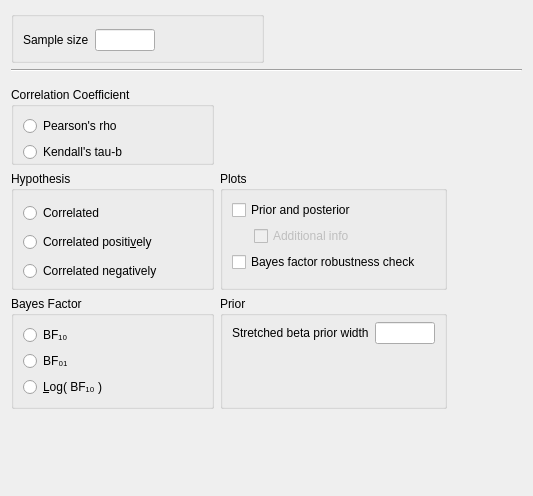
First picture: the form in JASP-Desktop/analysisforms/SummaryStatistics/summarystatscorrelationbayesianpairsform.ui, repository jasp-stats/jasp-desktop, before the edit.
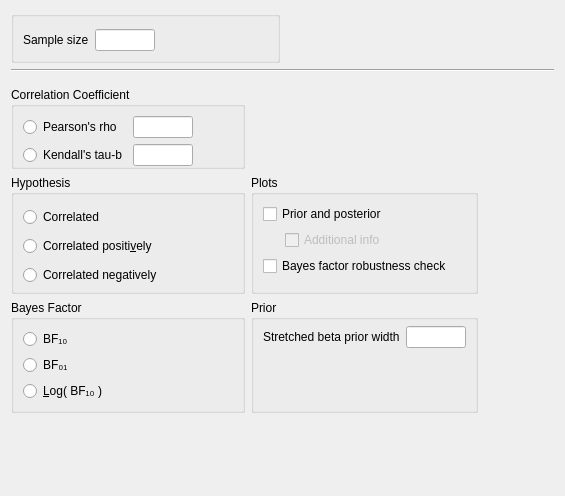
Second picture: the form after the edit. Custom widgets are drawn as their Qt base class.

Diff of the .ui file:
```diff
--- a/JASP-Desktop/analysisforms/SummaryStatistics/summarystatscorrelationbayesianpairsform.ui
+++ b/JASP-Desktop/analysisforms/SummaryStatistics/summarystatscorrelationbayesianpairsform.ui
@@ -6,7 +6,7 @@
    <rect>
     <x>0</x>
     <y>0</y>
-    <width>533</width>
+    <width>565</width>
     <height>496</height>
    </rect>
   </property>
@@ -115,7 +115,71 @@
       <property name="bottomMargin">
        <number>0</number>
       </property>
-      <item row="4" column="0">
+      <item row="1" column="1">
+       <widget class="BoundGroupBox" name="plotsGroup">
+        <property name="title">
+         <string>Plots</string>
+        </property>
+        <layout class="QGridLayout" name="gridLayout_4">
+         <item row="0" column="0" colspan="3">
+          <widget class="BoundCheckBox" name="plotPriorAndPosterior">
+           <property name="enabled">
+            <bool>true</bool>
+           </property>
+           <property name="sizePolicy">
+            <sizepolicy hsizetype="Fixed" vsizetype="Fixed">
+             <horstretch>0</horstretch>
+             <verstretch>0</verstretch>
+            </sizepolicy>
+           </property>
+           <property name="text">
+            <string>Prior and posterior</string>
+           </property>
+          </widget>
+         </item>
+         <item row="2" column="1" colspan="3">
+          <widget class="BoundCheckBox" name="plotPriorAndPosteriorAdditionalInfo">
+           <property name="enabled">
+            <bool>false</bool>
+           </property>
+           <property name="sizePolicy">
+            <sizepolicy hsizetype="Fixed" vsizetype="Fixed">
+             <horstretch>0</horstretch>
+             <verstretch>0</verstretch>
+            </sizepolicy>
+           </property>
+           <property name="text">
+            <string>Additional info</string>
+           </property>
+          </widget>
+         </item>
+         <item row="3" column="0" colspan="3">
+          <widget class="BoundCheckBox" name="plotBayesFactorRobustness">
+           <property name="sizePolicy">
+            <sizepolicy hsizetype="Fixed" vsizetype="Fixed">
+             <horstretch>0</horstretch>
+             <verstretch>0</verstretch>
+            </sizepolicy>
+           </property>
+           <property name="text">
+            <string>Bayes factor robustness check</string>
+           </property>
+          </widget>
+         </item>
+         <item row="4" column="0">
+          <widget class="QWidget" name="widget_4" native="true">
+           <property name="maximumSize">
+            <size>
+             <width>16</width>
+             <height>16777215</height>
+            </size>
+           </property>
+          </widget>
+         </item>
+        </layout>
+       </widget>
+      </item>
+      <item row="2" column="0">
        <widget class="QWidget" name="widget_2" native="true">
         <property name="maximumSize">
          <size>
@@ -203,7 +267,7 @@
         </layout>
        </widget>
       </item>
-      <item row="4" column="1">
+      <item row="2" column="1">
        <widget class="QWidget" name="widget_3" native="true">
         <property name="sizePolicy">
          <sizepolicy hsizetype="Preferred" vsizetype="Preferred">
@@ -287,7 +351,7 @@
         </layout>
        </widget>
       </item>
-      <item row="2" column="0">
+      <item row="0" column="0">
        <widget class="BoundGroupBox" name="correlationCoefficient">
         <property name="title">
          <string>Correlation Coefficient</string>
@@ -299,6 +363,26 @@
          <property name="bottomMargin">
           <number>0</number>
          </property>
+         <item row="0" column="1">
+          <widget class="BoundTextBox" name="pearsonRhoValue">
+           <property name="maximumSize">
+            <size>
+             <width>60</width>
+             <height>16777215</height>
+            </size>
+           </property>
+          </widget>
+         </item>
+         <item row="1" column="1">
+          <widget class="BoundTextBox" name="kendallTauValue">
+           <property name="maximumSize">
+            <size>
+             <width>60</width>
+             <height>16777215</height>
+            </size>
+           </property>
+          </widget>
+         </item>
          <item row="1" column="0">
           <widget class="QRadioButton" name="kendallTau">
            <property name="sizePolicy">
@@ -325,7 +409,7 @@
            </property>
           </widget>
          </item>
-         <item row="1" column="1">
+         <item row="0" column="2">
           <spacer name="horizontalSpacer_4">
            <property name="orientation">
             <enum>Qt::Horizontal</enum>
@@ -338,10 +422,23 @@
            </property>
           </spacer>
          </item>
+         <item row="1" column="2">
+          <spacer name="horizontalSpacer_6">
+           <property name="orientation">
+            <enum>Qt::Horizontal</enum>
+           </property>
+           <property name="sizeHint" stdset="0">
+            <size>
+             <width>40</width>
+             <height>20</height>
+            </size>
+           </property>
+          </spacer>
+         </item>
         </layout>
        </widget>
       </item>
-      <item row="3" column="0">
+      <item row="1" column="0">
        <widget class="BoundGroupBox" name="hypothesis">
         <property name="title">
          <string>Hypothesis</string>
@@ -408,70 +505,6 @@
         </layout>
        </widget>
       </item>
-      <item row="3" column="1">
-       <widget class="BoundGroupBox" name="plotsGroup">
-        <property name="title">
-         <string>Plots</string>
-        </property>
-        <layout class="QGridLayout" name="gridLayout_4">
-         <item row="0" column="0" colspan="3">
-          <widget class="BoundCheckBox" name="plotPriorAndPosterior">
-           <property name="enabled">
-            <bool>true</bool>
-           </property>
-           <property name="sizePolicy">
-            <sizepolicy hsizetype="Fixed" vsizetype="Fixed">
-             <horstretch>0</horstretch>
-             <verstretch>0</verstretch>
-            </sizepolicy>
-           </property>
-           <property name="text">
-            <string>Prior and posterior</string>
-           </property>
-          </widget>
-         </item>
-         <item row="2" column="1" colspan="3">
-          <widget class="BoundCheckBox" name="plotPriorAndPosteriorAdditionalInfo">
-           <property name="enabled">
-            <bool>false</bool>
-           </property>
-           <property name="sizePolicy">
-            <sizepolicy hsizetype="Fixed" vsizetype="Fixed">
-             <horstretch>0</horstretch>
-             <verstretch>0</verstretch>
-            </sizepolicy>
-           </property>
-           <property name="text">
-            <string>Additional info</string>
-           </property>
-          </widget>
-         </item>
-         <item row="4" column="0">
-          <widget class="QWidget" name="widget_4" native="true">
-           <property name="maximumSize">
-            <size>
-             <width>16</width>
-             <height>16777215</height>
-            </size>
-           </property>
-          </widget>
-         </item>
-         <item row="3" column="0" colspan="3">
-          <widget class="BoundCheckBox" name="plotBayesFactorRobustness">
-           <property name="sizePolicy">
-            <sizepolicy hsizetype="Fixed" vsizetype="Fixed">
-             <horstretch>0</horstretch>
-             <verstretch>0</verstretch>
-            </sizepolicy>
-           </property>
-           <property name="text">
-            <string>Bayes factor robustness check</string>
-           </property>
-          </widget>
-         </item>
-        </layout>
-       </widget>
-      </item>
      </layout>
     </widget>
    </item>
```
Left out of the diff: 4 changed lines with no effect on the pictures.
